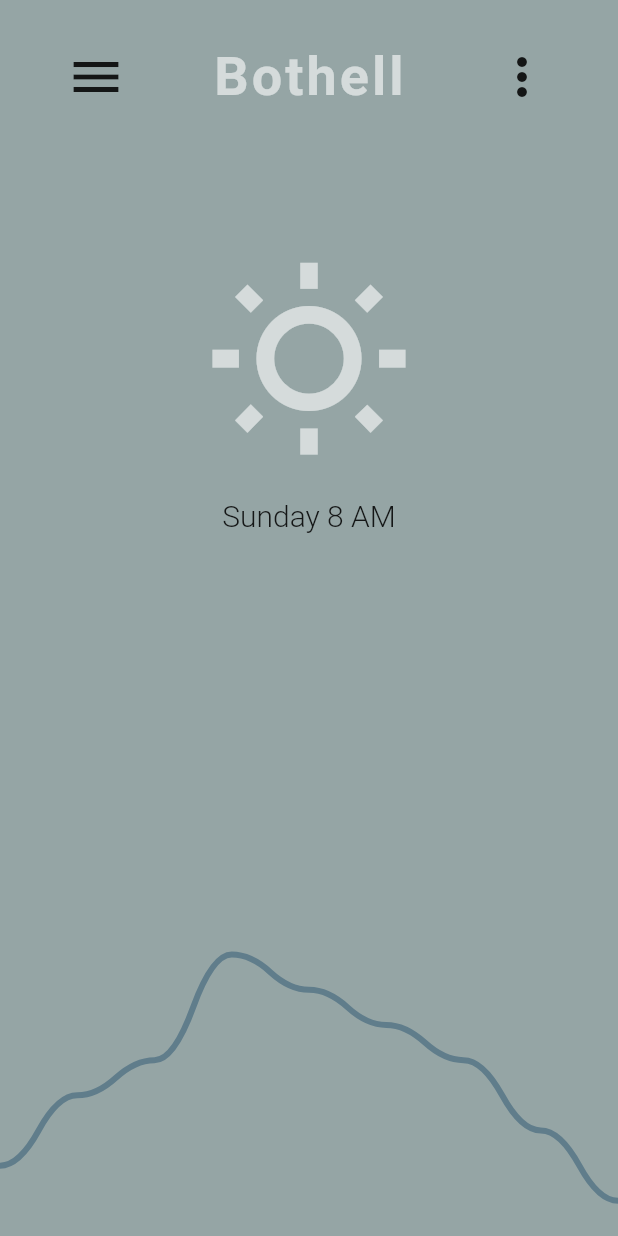
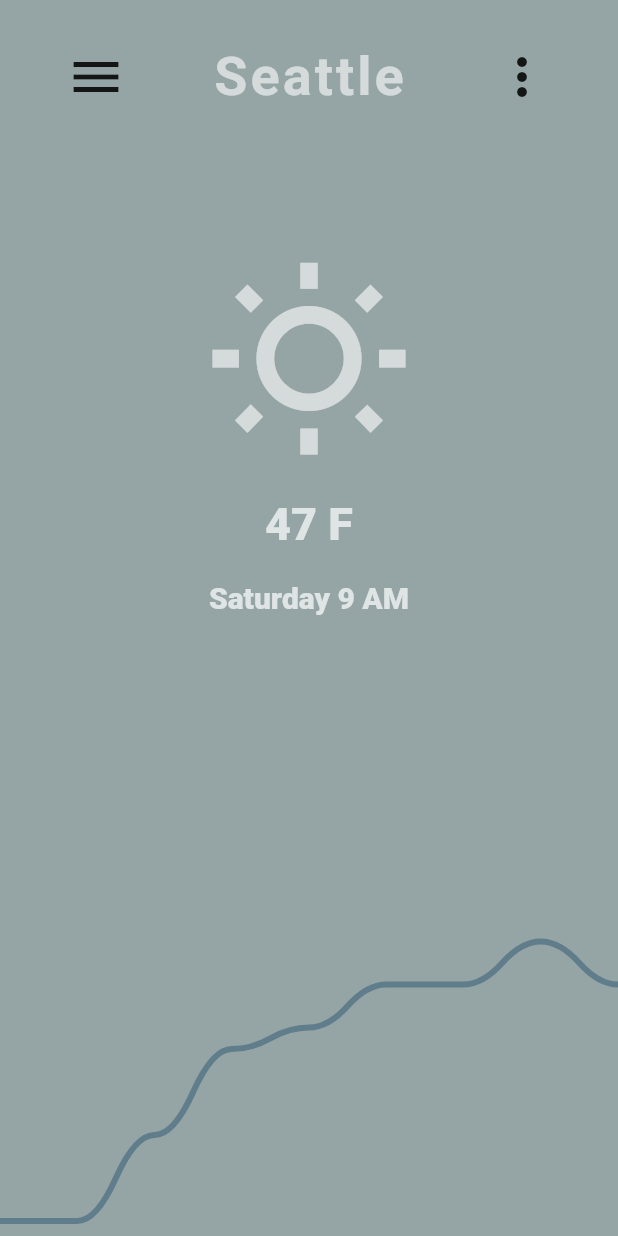
Before and after one commit to spenc53/flutter-simple-weather, a Flutter app: the screen it shows after launch, on a phone screen of 412 x 824 dp. Run offline on Flutter 3.47's test engine with Material 2 defaults, Android fonts, the phone set to English and light mode, and no system bars.

Commit message:
cleaning up and making it look prettier

```diff
--- a/lib/main.dart
+++ b/lib/main.dart
@@ -1,5 +1,6 @@
 import 'dart:math';
 
+import 'package:flutter/gestures.dart';
 import 'package:flutter/material.dart';
 
 void main() {
@@ -49,6 +50,8 @@ class _MyHomePageState extends State<MyHomePage> with TickerProviderStateMixin {
 
   Animation<double> animation;
   AnimationController controller;
+  GlobalKey _paintKey = new GlobalKey();
+  int mouseLoc = -1;
 
   @override
   void initState() {
@@ -78,12 +81,25 @@ class _MyHomePageState extends State<MyHomePage> with TickerProviderStateMixin {
 
   @override
   Widget build(BuildContext context) {
+    double width = MediaQuery.of(context).size.width;
+    double height = MediaQuery.of(context).size.height;
+    var padding = MediaQuery.of(context).padding;
+    double newheight = height - padding.top - padding.bottom;
+    double newwidth = width - padding.left - padding.right;
+
     return Scaffold(
-      // appBar: AppBar(
-      //   elevation: 0,
-      // ),
       backgroundColor: Color.fromARGB(255, 149, 165, 165),
-      body: SafeArea(
+      body: new Listener(
+        onPointerHover: (PointerHoverEvent event) {
+          double yPos = (newheight - event.position.dy) / newheight;
+          double temp = (1 - ((newwidth - event.position.dx) / newwidth)) * 8;
+          int newMouseLoc = temp.round();
+          if (yPos >= .38) {
+            newMouseLoc = -1;
+          }
+          setState(() {mouseLoc = newMouseLoc;});
+        },
+        child: SafeArea(
           child: Column(
             // mainAxisAlignment: MainAxisAlignment.center,
             children: <Widget>[
@@ -96,7 +112,7 @@ class _MyHomePageState extends State<MyHomePage> with TickerProviderStateMixin {
                     children: [
                       Icon(Icons.menu, size: 40),
                       Text(
-                      'Bothell',
+                        'Seattle',
                         style: TextStyle(
                           fontSize: 36,
                           fontWeight: FontWeight.bold,
@@ -126,10 +142,24 @@ class _MyHomePageState extends State<MyHomePage> with TickerProviderStateMixin {
                 padding: const EdgeInsets.only(top: 20),
                 child: Container(
                   child: Text(
-                  'Sunday 8 AM',
+                    '47 F',
+                    style: TextStyle(
+                      fontSize: 30,
+                      color: Colors.white70,
+                      fontWeight: FontWeight.w900
+                    ),
+                  ),
+                ),
+              ),
+              Padding(
+                padding: const EdgeInsets.only(top: 20),
+                child: Container(
+                  child: Text(
+                    'Saturday 9 AM',
                     style: TextStyle(
                       fontSize: 20,
-                    fontWeight: FontWeight.w300
+                      fontWeight: FontWeight.w900,
+                      color: Colors.white70
                     ),
                   ),
                 ),
@@ -143,7 +173,8 @@ class _MyHomePageState extends State<MyHomePage> with TickerProviderStateMixin {
                       Expanded(
                         child: Container(
                           child: CustomPaint(
-                          painter: TempCurvePainter(animation.value),
+                            key: _paintKey,
+                            painter: TempCurvePainter(animation.value, mouseLoc),
                           ),
                         ),
                       )
@@ -154,13 +185,15 @@ class _MyHomePageState extends State<MyHomePage> with TickerProviderStateMixin {
             ],
           ),
         ),
+      ),
     );
   }
 }
 
 class TempCurvePainter extends CustomPainter {
   final double progress;
-  TempCurvePainter(this.progress);
+  final int selected;
+  TempCurvePainter(this.progress, this.selected);
 
   @override
   void paint(Canvas canvas, Size size) {
@@ -175,9 +208,23 @@ class TempCurvePainter extends CustomPainter {
     double heightInterval = size.height / 20;
     List<double> xs =
         [0, 1, 2, 3, 4, 5, 6, 7, 8].map((e) => (e * widthInterval).toDouble()).toList();
-    List<double> ys = [1, 3, 4, 7, 6, 5, 4, 2, 0].map((e) => e * this.progress).toList();
-    double maxNum = ys.reduce(max);
-    ys = ys.map((e) => (((maxNum - e) * heightInterval) + size.height - (maxNum + 1) * heightInterval).toDouble()).toList();
+    List<String> xData = [
+      '9 AM',
+      '10 AM',
+      '11 AM',
+      '12 PM',
+      '1 PM',
+      '2 PM',
+      '3 PM',
+      '4 PM',
+      '5 PM',
+    ];
+    List<double> yData = [46, 46, 50, 54, 55, 57, 57, 59, 57].map((e) => e.toDouble()).toList();
+    double maxNum = yData.reduce(max).toDouble();
+    double minNum = yData.reduce(min).toDouble();
+    double divisor = maxNum - minNum;
+    List<double> ys = yData.map((e) => ((e - minNum) / (divisor)).toDouble()).toList();
+    ys = ys.map((e) => ((-9 * (e * heightInterval) + size.height)) - 10).toList();
     path.moveTo(xs[0], ys[0]);
 
     for (var i = 0; i < xs.length - 1; i++) {
@@ -194,6 +241,19 @@ class TempCurvePainter extends CustomPainter {
     // path.lineTo(size.width, size.height);
 
     canvas.drawPath(path, paint);
+
+    if (selected == -1) {
+      return;
+    }
+
+
+    paint.style = PaintingStyle.fill;
+    canvas.drawCircle(new Offset(xs[selected], ys[selected]), 10.0, paint);
+
+    TextSpan span = new TextSpan(style: new TextStyle(color: Colors.white, fontSize: 16, fontWeight: FontWeight.w500), text: "${xData[selected]}\n${yData[selected]} F");
+    TextPainter tp = new TextPainter(text: span, textAlign: TextAlign.center, textDirection: TextDirection.ltr);
+    tp.layout();
+    tp.paint(canvas, new Offset(xs[selected] - tp.size.width / 2, ys[selected] - 70));
   }
 
   @override
```
Lines whose indentation alone changed are shown as unchanged.
